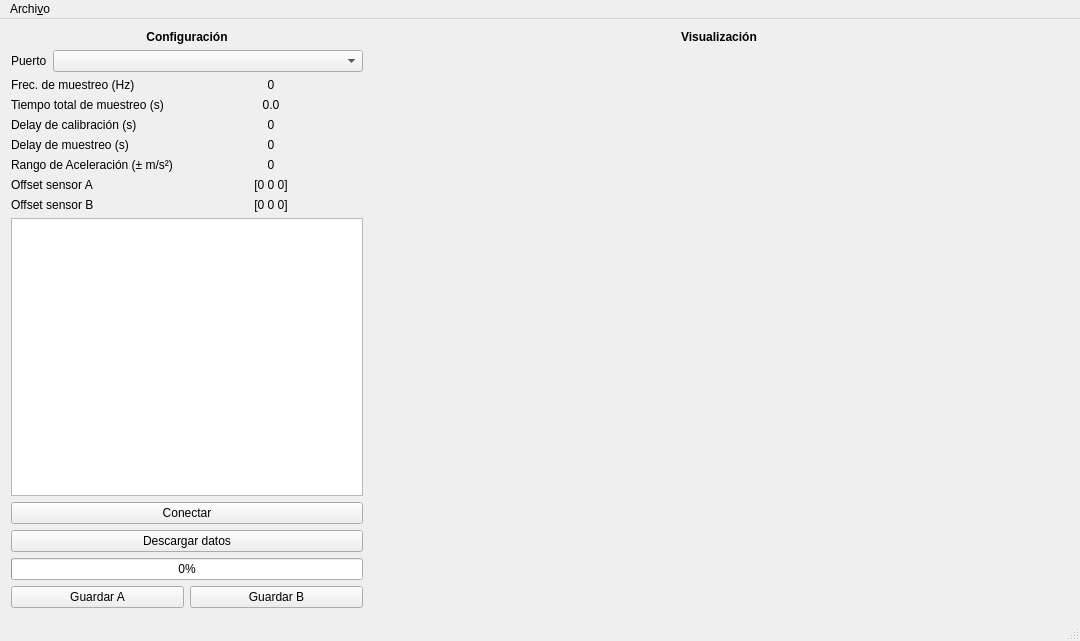
This is mainwindow.ui in Toroid-io/AccelerationDataLogger as Qt 5 draws it before an edit. The edited form follows.
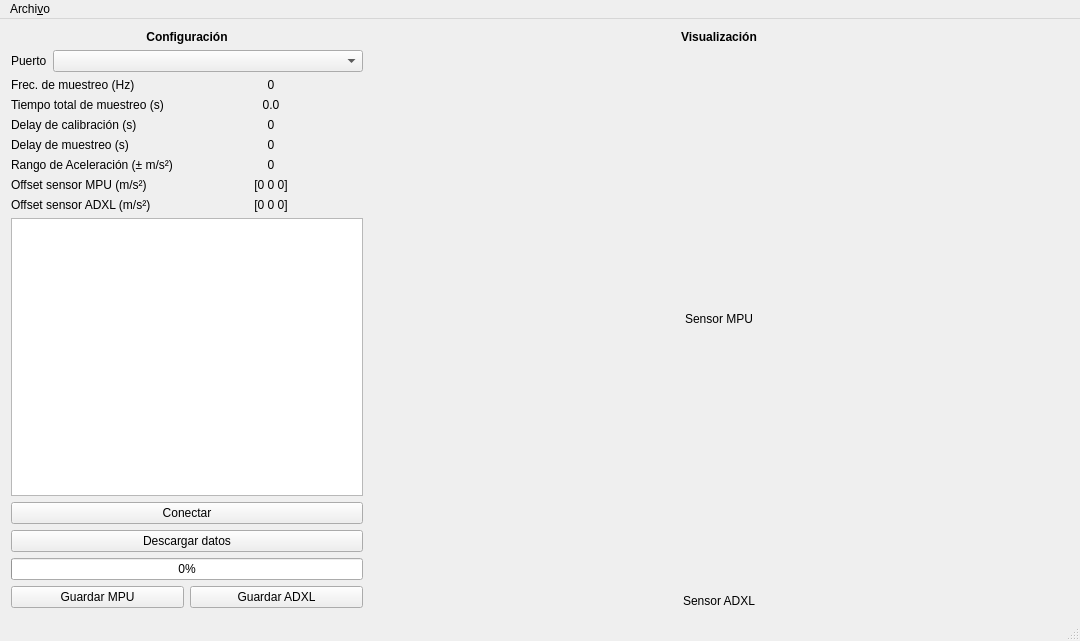
This is the edited form. Custom widgets are drawn as their Qt base class.

Commit message: [Qt] Sensor name is now correct (MPU and ADXL instead of A and B)

```diff
--- a/mainwindow.ui
+++ b/mainwindow.ui
@@ -257,7 +257,7 @@
            </sizepolicy>
           </property>
           <property name="text">
-           <string>Offset sensor A</string>
+           <string>Offset sensor MPU (m/s²)</string>
           </property>
          </widget>
         </item>
@@ -283,7 +283,7 @@
            </sizepolicy>
           </property>
           <property name="text">
-           <string>Offset sensor B</string>
+           <string>Offset sensor ADXL (m/s²)</string>
           </property>
          </widget>
         </item>
@@ -365,7 +365,7 @@
            </sizepolicy>
           </property>
           <property name="text">
-           <string>Guardar A</string>
+           <string>Guardar MPU</string>
           </property>
          </widget>
         </item>
@@ -378,7 +378,7 @@
            </sizepolicy>
           </property>
           <property name="text">
-           <string>Guardar B</string>
+           <string>Guardar ADXL</string>
           </property>
          </widget>
         </item>
@@ -432,6 +432,19 @@
         </property>
        </widget>
       </item>
+      <item alignment="Qt::AlignHCenter">
+       <widget class="QLabel" name="sensorALabel">
+        <property name="sizePolicy">
+         <sizepolicy hsizetype="Preferred" vsizetype="Fixed">
+          <horstretch>0</horstretch>
+          <verstretch>0</verstretch>
+         </sizepolicy>
+        </property>
+        <property name="text">
+         <string>Sensor MPU</string>
+        </property>
+       </widget>
+      </item>
       <item>
        <widget class="QCustomPlot" name="s2QCustomPlot" native="true">
         <property name="sizePolicy">
@@ -451,6 +464,19 @@
         </property>
        </widget>
       </item>
+      <item alignment="Qt::AlignHCenter">
+       <widget class="QLabel" name="sensorBLabel">
+        <property name="sizePolicy">
+         <sizepolicy hsizetype="Preferred" vsizetype="Fixed">
+          <horstretch>0</horstretch>
+          <verstretch>0</verstretch>
+         </sizepolicy>
+        </property>
+        <property name="text">
+         <string>Sensor ADXL</string>
+        </property>
+       </widget>
+      </item>
      </layout>
     </item>
    </layout>
```
Left out of the diff: 12 changed lines with no effect on the pictures. The commit also changes 2 other files.
